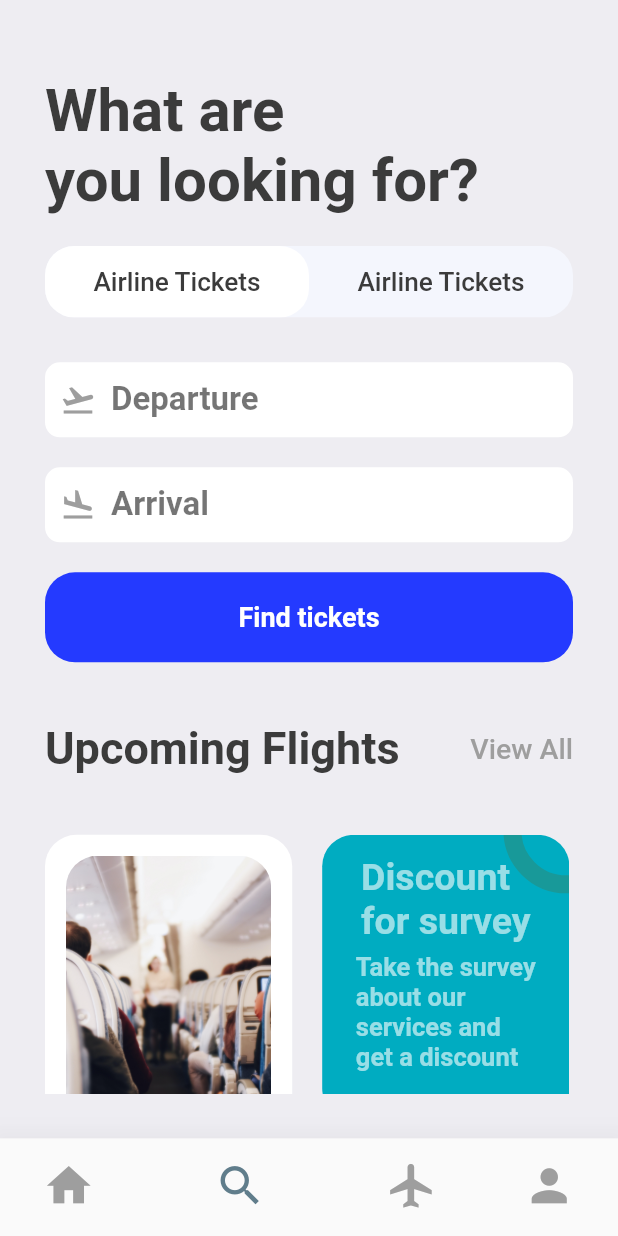
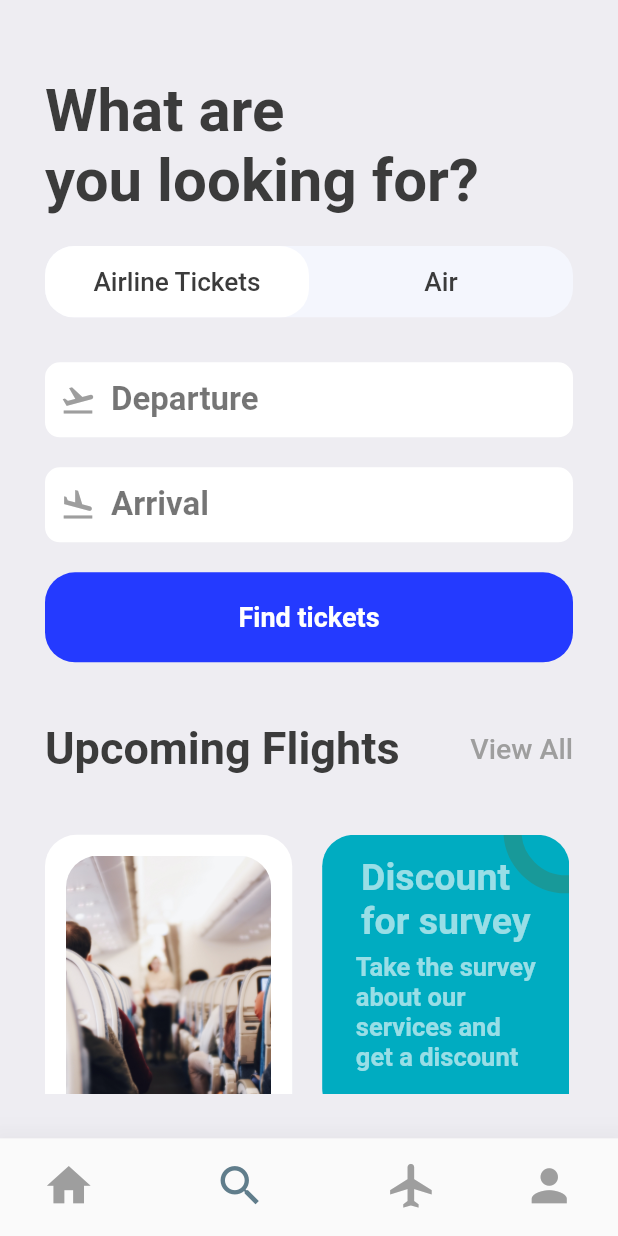
Before and after one commit to hmseeb/Project-1, a Flutter app: the screen it shows after launch, item 2 of the bottom bar chosen, on a phone screen of 412 x 824 dp. Run offline on Flutter 3.47's test engine with Material 2 defaults, Android fonts, the phone set to English and light mode, and no system bars; our stand-ins replace barcode_widget, gap, get.

Commit message:
tickets page done

```diff
--- a/lib/views/bottom_bar_view.dart
+++ b/lib/views/bottom_bar_view.dart
@@ -1,5 +1,6 @@
 import 'package:brain_bite/views/home_view.dart';
 import 'package:brain_bite/views/search_view.dart';
+import 'package:brain_bite/views/ticket_screen.dart';
 import 'package:flutter/material.dart';
 
 class BottomBar extends StatefulWidget {
@@ -12,7 +13,7 @@ class _BottomBarState extends State<BottomBar> {
   static final List<Widget> _widgetOptions = <Widget>[
     const Home(),
     const Search(),
-    const Text('Tickets'),
+    const TicketView(),
     const Text('Profile'),
   ];
 
--- a/lib/views/search_view.dart
+++ b/lib/views/search_view.dart
@@ -2,6 +2,7 @@ import 'package:brain_bite/utils/styles.dart';
 import 'package:flutter/material.dart';
 import 'package:gap/gap.dart';
 import '../utils/app_layout.dart';
+import '../widgets/selector.dart';
 
 class Search extends StatelessWidget {
   const Search({super.key});
@@ -22,51 +23,11 @@ class Search extends StatelessWidget {
                     Text(
                       'What are\nyou looking for?',
                       style: Styles.headLineStyle1.copyWith(fontSize: 40),
-                    )
+                    ),
                   ],
                 ),
                 Gap(AppLayout.getHeight(20)),
-                FittedBox(
-                  child: Container(
-
-                      // width: size.width * 0.88,
-                      decoration: BoxDecoration(
-                        borderRadius: BorderRadius.circular(20),
-                        color: const Color(0xFFF4F6FD),
-                      ),
-                      child: Row(
-                        children: [
-                          Container(
-                            padding: EdgeInsets.symmetric(
-                                vertical: AppLayout.getHeight(14)),
-                            alignment: Alignment.center,
-                            width: size.width * 0.44,
-                            decoration: BoxDecoration(
-                              borderRadius: BorderRadius.circular(20),
-                              color: Colors.white,
-                            ),
-                            child: Text(
-                              'Airline Tickets',
-                              style: Styles.textStyle.copyWith(fontSize: 18),
-                            ),
-                          ),
-                          Container(
-                            padding: EdgeInsets.symmetric(
-                                vertical: AppLayout.getHeight(10)),
-                            alignment: Alignment.center,
-                            width: size.width * 0.44,
-                            decoration: BoxDecoration(
-                              borderRadius: BorderRadius.circular(20),
-                              color: const Color(0xFFF4F6FD),
-                            ),
-                            child: Text(
-                              'Airline Tickets',
-                              style: Styles.textStyle.copyWith(fontSize: 18),
-                            ),
-                          )
-                        ],
-                      )),
-                ),
+                selector(size, 'Airline Tickets', 'Air'),
                 Gap(AppLayout.getHeight(30)),
                 Container(
                   height: AppLayout.getHeight(50),
--- /dev/null
+++ b/lib/widgets/selector.dart
@@ -0,0 +1,49 @@
+import 'package:flutter/material.dart';
+
+import '../utils/app_layout.dart';
+import '../utils/styles.dart';
+
+FittedBox selector(size, headerOne, headertwo) {
+  return FittedBox(
+    // alignment: Alignment.topLeft,
+    // fit: BoxFit.none,
+    child: Container(
+        // width: size.width * 0.88,
+        decoration: BoxDecoration(
+          borderRadius: BorderRadius.circular(20),
+          color: const Color(0xFFF4F6FD),
+        ),
+        child: Row(
+          children: [
+            Container(
+              padding: EdgeInsets.symmetric(vertical: AppLayout.getHeight(14)),
+              // alignment: Alignment.center,
+              width: size.width * 0.44,
+              decoration: BoxDecoration(
+                borderRadius: BorderRadius.circular(20),
+                color: Colors.white,
+              ),
+              child: Text(
+                headerOne,
+                textAlign: TextAlign.center,
+                style: Styles.textStyle.copyWith(fontSize: 18),
+              ),
+            ),
+            Container(
+              padding: EdgeInsets.symmetric(vertical: AppLayout.getHeight(10)),
+              // alignment: Alignment.center,
+              width: size.width * 0.44,
+              decoration: BoxDecoration(
+                borderRadius: BorderRadius.circular(20),
+                color: const Color(0xFFF4F6FD),
+              ),
+              child: Text(
+                headertwo,
+                textAlign: TextAlign.center,
+                style: Styles.textStyle.copyWith(fontSize: 18),
+              ),
+            )
+          ],
+        )),
+  );
+}
--- a/lib/widgets/thick_container.dart
+++ b/lib/widgets/thick_container.dart
@@ -1,15 +1,15 @@
 import 'package:flutter/material.dart';
 
 class ThickContainer extends StatelessWidget {
-  const ThickContainer({super.key});
-
+  const ThickContainer({super.key, this.containerColor});
+  final Color? containerColor;
   @override
   Widget build(BuildContext context) {
     return Container(
       padding: const EdgeInsets.all(3.0),
       decoration: BoxDecoration(
         borderRadius: BorderRadius.circular(20),
-        border: Border.all(width: 2.5, color: Colors.white),
+        border: Border.all(width: 2.5, color: containerColor ?? Colors.cyan),
       ),
     );
   }
--- a/pubspec.yaml
+++ b/pubspec.yaml
@@ -38,6 +38,7 @@ dependencies:
   styled_widget: ^0.4.1
   gap: ^2.0.1
   get: ^4.6.5
+  barcode_widget: ^2.0.3
 
 dev_dependencies:
   flutter_test:
```
Also changed, not shown: lib/views/home_view.dart (+6 -1 lines), lib/views/ticket_screen.dart (added, +89 -0 lines), lib/views/ticket_view.dart (+46 -38 lines), pubspec.lock.
